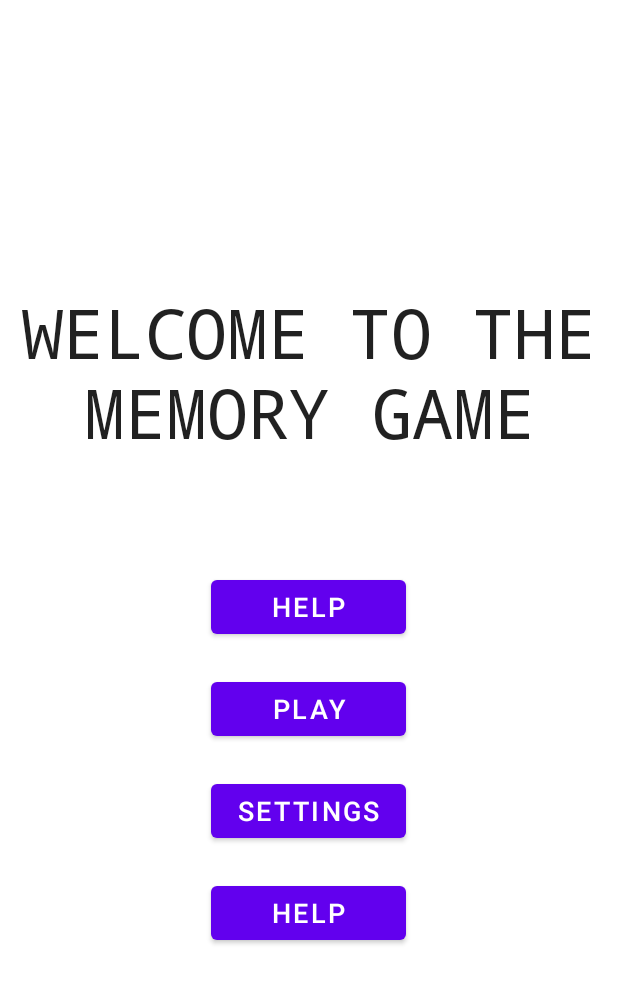
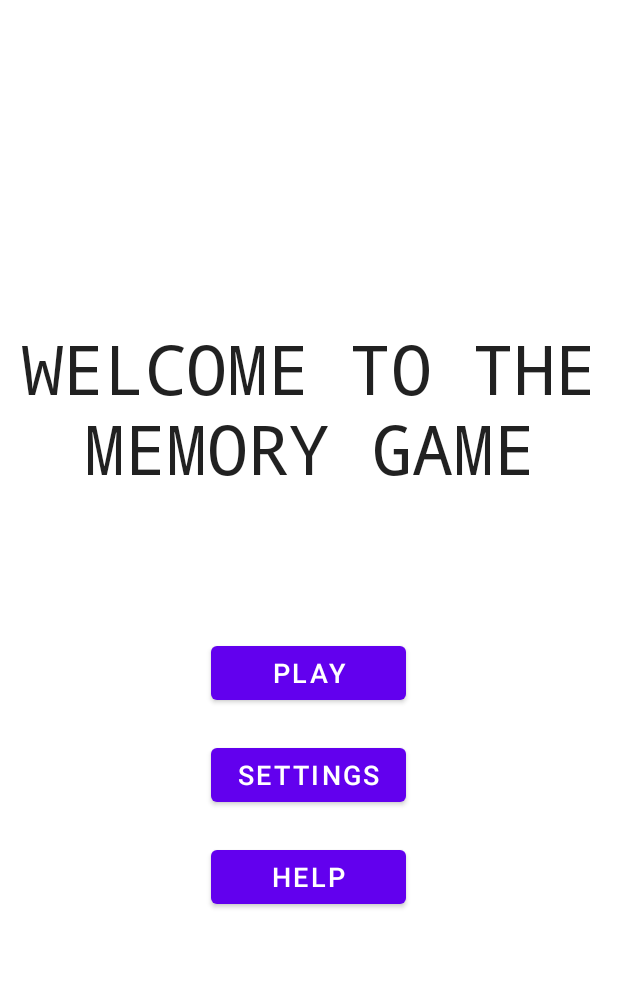
Before and after one commit to speedytman/Memory_Game, an Android app: the screen it shows after launch (HomeActivity), on a phone screen of 412 x 824 dp. Shown: the top 983 px of the screen. Run offline under Robolectric (Android 15) with nearby library versions, the phone set to English and light mode, and no system bars.

Commit message:
Rearranged buttons & there's additional color (not added to xml yet)

```diff
--- a/app/src/main/res/layout/activity_home.xml
+++ b/app/src/main/res/layout/activity_home.xml
@@ -6,8 +6,9 @@
     android:layout_height="match_parent"
     android:gravity="center"
     android:orientation="vertical"
-    tools:context=".HomeActivity">
+    tools:context=".HomeActivity"
 
+>
     <TextView
         android:id="@+id/textView"
         android:layout_width="match_parent"
@@ -23,14 +24,6 @@
         />
 
 
-
-    <Button
-        android:id="@+id/help_button"
-        android:layout_width="130dp"
-        android:layout_height="wrap_content"
-        android:onClick="onHelpButtonClick"
-        android:text="Help"
-        android:textSize="18sp"/>
     <Button
         android:id="@+id/play_button"
         android:layout_width="130dp"
@@ -40,25 +33,27 @@
         android:onClick="onPlayButtonClick"
         android:text="@string/home_play"
         android:textSize="18sp"
-        app:layout_constraintTop_toBottomOf="@id/help_button"
+        app:layout_constraintTop_toBottomOf="@id/settings_button"
         />
     <Button
         android:id="@+id/settings_button"
         android:layout_width="130dp"
         android:layout_height="wrap_content"
+        android:layout_marginBottom="20dp"
         android:onClick="onSettingsButtonClick"
         android:text="@string/home_settings"
         android:textSize="18sp"
-        app:layout_constraintTop_toBottomOf="@id/start_button"/>
+        app:layout_constraintTop_toBottomOf="@id/help_button"/>
     <Button
         android:id="@+id/help_button"
         android:layout_width="130dp"
         android:layout_height="wrap_content"
-        android:onClick="onHelpClick"
+        android:onClick="onHelpButtonClick"
         android:text="Help"
-        android:textSize="18sp"
-        app:layout_constraintTop_toBottomOf="@id/settings_button"
-        android:layout_marginTop="20dp"/>
+        android:textSize="18sp"/>
+
+
+
 
 
 
--- a/app/src/main/res/values/colors.xml
+++ b/app/src/main/res/values/colors.xml
@@ -7,4 +7,5 @@
     <color name="teal_700">#FF018786</color>
     <color name="black">#FF000000</color>
     <color name="white">#FFFFFFFF</color>
+    <color name="green">#95c0be</color>
 </resources>
```
